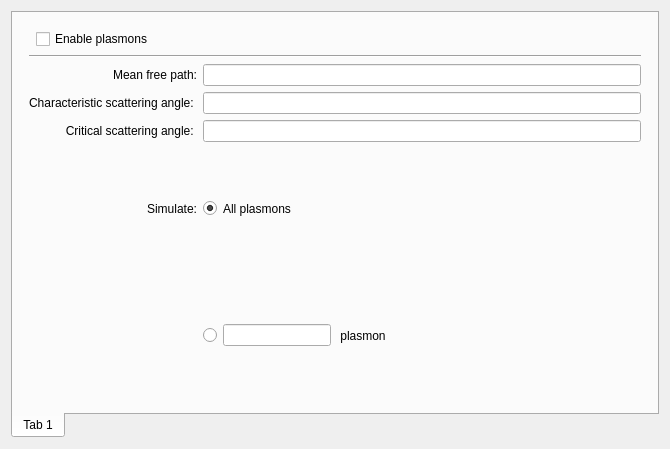
JJPPeters/clTEM, file src/gui/dialogs/settings/frames/plasmonsettingsframe.ui: the form before one commit.
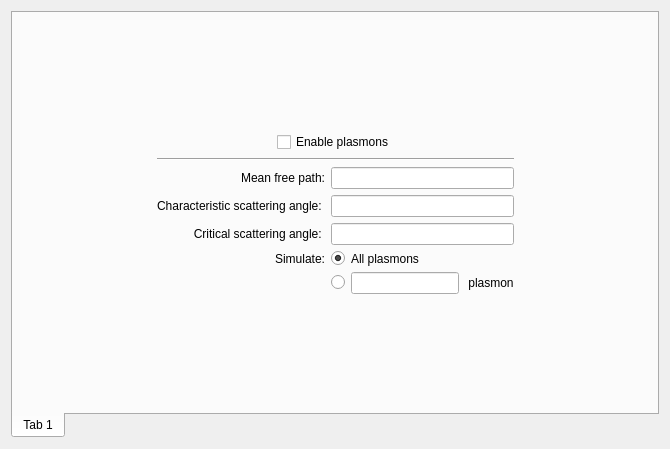
The form after the commit. Custom widgets are drawn as their Qt base class.

```diff
--- a/src/gui/dialogs/settings/frames/plasmonsettingsframe.ui
+++ b/src/gui/dialogs/settings/frames/plasmonsettingsframe.ui
@@ -65,6 +65,12 @@
          <property name="orientation">
           <enum>Qt::Vertical</enum>
          </property>
+         <property name="sizeHint" stdset="0">
+          <size>
+           <width>0</width>
+           <height>0</height>
+          </size>
+         </property>
         </spacer>
        </item>
        <item row="3" column="5">
@@ -72,6 +78,12 @@
          <property name="orientation">
           <enum>Qt::Horizontal</enum>
          </property>
+         <property name="sizeHint" stdset="0">
+          <size>
+           <width>0</width>
+           <height>0</height>
+          </size>
+         </property>
         </spacer>
        </item>
        <item row="3" column="4">
@@ -82,6 +94,12 @@
          <property name="orientation">
           <enum>Qt::Horizontal</enum>
          </property>
+         <property name="sizeHint" stdset="0">
+          <size>
+           <width>0</width>
+           <height>0</height>
+          </size>
+         </property>
         </spacer>
        </item>
        <item row="0" column="4">
@@ -89,6 +107,12 @@
          <property name="orientation">
           <enum>Qt::Vertical</enum>
          </property>
+         <property name="sizeHint" stdset="0">
+          <size>
+           <width>0</width>
+           <height>0</height>
+          </size>
+         </property>
         </spacer>
        </item>
        <item row="6" column="4">
@@ -182,6 +206,12 @@
            <property name="orientation">
             <enum>Qt::Horizontal</enum>
            </property>
+           <property name="sizeHint" stdset="0">
+            <size>
+             <width>0</width>
+             <height>0</height>
+            </size>
+           </property>
           </spacer>
          </item>
          <item>
@@ -196,6 +226,12 @@
            <property name="orientation">
             <enum>Qt::Horizontal</enum>
            </property>
+           <property name="sizeHint" stdset="0">
+            <size>
+             <width>0</width>
+             <height>0</height>
+            </size>
+           </property>
           </spacer>
          </item>
         </layout>
@@ -235,17 +271,17 @@
    <extends>QLineEdit</extends>
    <header>controls/editunitsbox.h</header>
   </customwidget>
-  <customwidget>
-   <class>NthUnitsBox</class>
-   <extends>QLineEdit</extends>
-   <header>controls/nthunitsbox.h</header>
-  </customwidget>
   <customwidget>
    <class>tabPanel</class>
    <extends>QTabWidget</extends>
    <header>controls/tabpanel.h</header>
    <container>1</container>
   </customwidget>
+  <customwidget>
+   <class>NthUnitsBox</class>
+   <extends>QLineEdit</extends>
+   <header>controls/nthunitsbox.h</header>
+  </customwidget>
  </customwidgets>
  <tabstops>
   <tabstop>tabWidget</tabstop>
```
Left out of the diff: 2 changed lines with no effect on the pictures.
